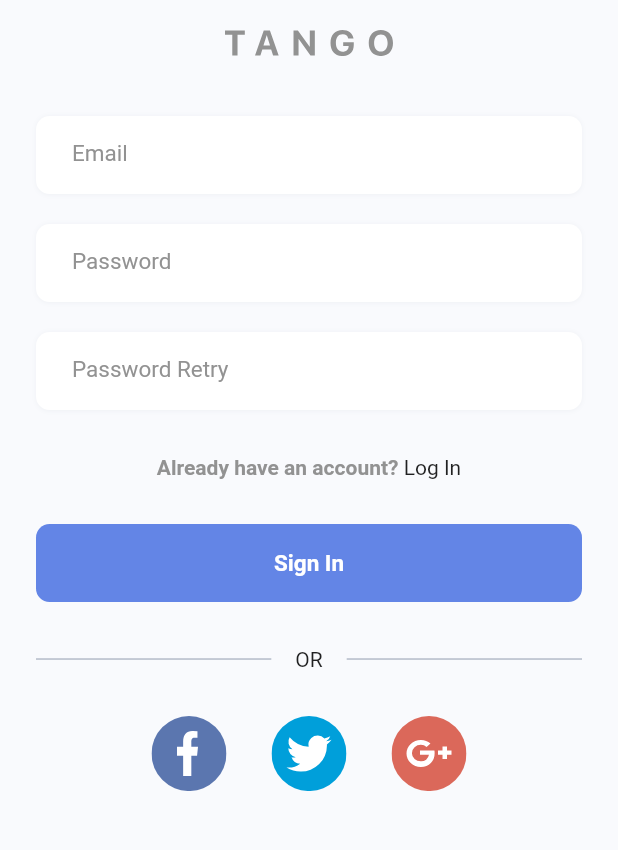
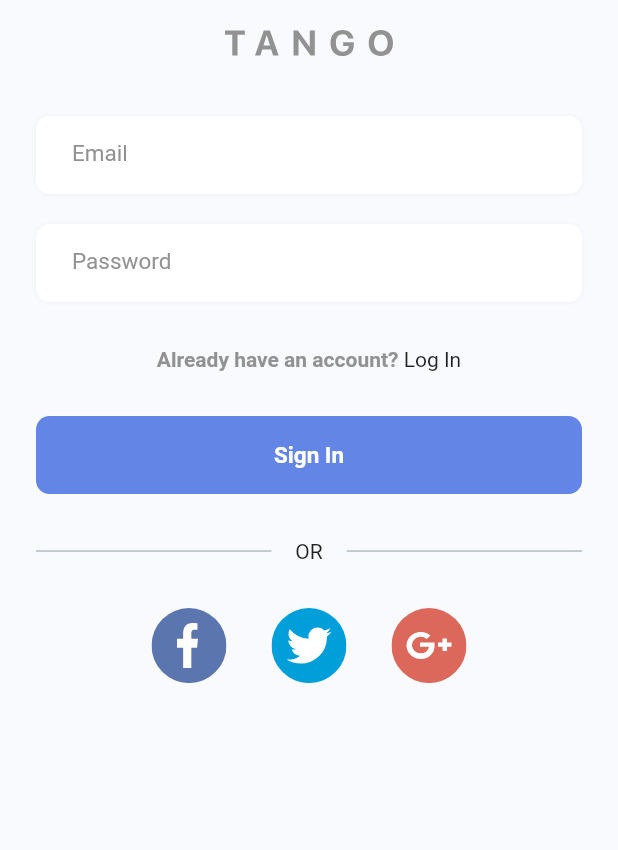
Before and after one commit to luoqiao6/flutter_bloc, a Flutter app: the screen it shows after launch, on a phone screen of 412 x 824 dp, the part 300-1150 px from its top. Run offline on Flutter 3.47's test engine with Material 2 defaults, Android fonts, the phone set to English and light mode, and no system bars; our stand-ins replace flutter_svg, rxdart; Roboto replaces fonts that are missing (SF-Pro-Display-Medium, SF-Pro-Display-Regular, SF-Pro-Display-SemiBold); project files that could hold a hidden picture were left out.

Commit message:
增加 登录页

```diff
--- a/lib/main.dart
+++ b/lib/main.dart
@@ -2,6 +2,7 @@ import 'package:flutter/material.dart';
 import 'package:tango/pages/light/boarding_page.dart';
 import 'package:tango/pages/light/init_page.dart';
 import 'package:tango/pages/light/register_page.dart';
+import 'package:tango/pages/light/login_page.dart';
 
 void main() => runApp(TangoApp());
 
@@ -15,9 +16,11 @@ class TangoApp extends StatelessWidget {
 
         primarySwatch: Colors.blue,
       ),
-      home: RegisterPage(),//BoardingPage(),//InitPage(),//,
+      home: LoginPage(),//BoardingPage(),//InitPage(),//,
       routes: {
         '/init_page': (BuildContext context) => InitPage(),
+        '/register_page': (BuildContext context) => RegisterPage(),
+        '/login_page': (BuildContext context) => LoginPage(),
 
       },
     );
--- /dev/null
+++ b/lib/pages/light/login_page.dart
@@ -0,0 +1,298 @@
+import 'package:flutter/material.dart';
+import 'package:flutter_svg/flutter_svg.dart';
+import 'package:tango/utils/colors.dart';
+import 'package:tango/utils/textStyles.dart';
+
+class LoginPage extends StatefulWidget {
+
+  @override
+  State<StatefulWidget> createState() {
+    return _LoginPageState();
+  }
+}
+
+
+class _LoginPageState extends State<LoginPage> {
+
+  @override
+  Widget build(BuildContext context) {
+
+    return Scaffold(
+      backgroundColor: TangoColors.white253,
+      body: Padding(
+        padding: EdgeInsets.only(left: 24, right: 24),
+        child: CustomScrollView(
+          //crossAxisAlignment: CrossAxisAlignment.center,
+          //mainAxisAlignment: MainAxisAlignment.center,
+          slivers: <Widget>[
+
+            SliverList(
+              delegate: SliverChildListDelegate([
+
+                Padding(
+                  padding: EdgeInsets.only(top: 80),
+                ),
+
+                Container(
+                  //width: 120,
+                  height: 120,
+                  child: SvgPicture.asset(
+                    'res/images/logo_circle_light.svg',
+                    //width: 296,
+                    //height: 33.6,
+                  ),
+                ),
+
+                Padding(
+                  padding: EdgeInsets.only(top: 20),
+                ),
+
+                /// Logo
+                Container(
+                  child: SvgPicture.asset(
+                    'res/images/tango_text.svg',
+                    color: TangoColors.black146,
+                    width: 112,
+                    //height: 33.6,
+                  ),
+                ),
+
+                Padding(
+                  padding: EdgeInsets.only(top: 40),
+                ),
+
+                /// Email
+                Container(
+                  height: 52,
+                  decoration: BoxDecoration(
+                      borderRadius: BorderRadius.all(
+                        Radius.circular(9),
+                      ),
+                      color: TangoColors.white,
+                      boxShadow: [
+                        BoxShadow(
+                          color: TangoColors.white245,
+                          offset: Offset.zero,
+                          blurRadius: 2,
+                          spreadRadius: 0,
+                        )
+                      ]
+
+                  ),
+                  child: TextField(
+                    scrollPadding: EdgeInsets.all(0.0),
+                    controller: TextEditingController(),
+                    style: TangoTextStyles.SFProDisplayRegular15Black146,
+                    decoration: InputDecoration(
+                      hintText: 'Email',
+                      hintStyle: TangoTextStyles.SFProDisplayRegular15Black146,
+                      border: InputBorder.none,
+                      contentPadding: EdgeInsets.only(top: 18,bottom: 18, left: 24),
+
+//                  border: OutlineInputBorder(
+//                      borderRadius: BorderRadius.all(
+//                        Radius.circular(9),
+//                      ),
+//                      borderSide: BorderSide(
+//                        color: TangoColors.red179,
+//                        width: 1,
+//                      )
+//                  ),
+
+                    ),
+
+
+
+                  ),
+                ),
+
+                Padding(
+                  padding: EdgeInsets.only(top: 20),
+                ),
+
+
+                /// Password
+                Container(
+                  height: 52,
+                  decoration: BoxDecoration(
+                      borderRadius: BorderRadius.all(
+                        Radius.circular(9),
+                      ),
+                      color: TangoColors.white,
+                      boxShadow: [
+                        BoxShadow(
+                          color: TangoColors.white245,
+                          offset: Offset.zero,
+                          blurRadius: 2,
+                          spreadRadius: 0,
+                        )
+                      ]
+
+                  ),
+                  child: TextField(
+                    scrollPadding: EdgeInsets.all(0.0),
+                    controller: TextEditingController(),
+                    style: TangoTextStyles.SFProDisplayRegular15Black146,
+                    decoration: InputDecoration(
+                      hintText: 'Password',
+                      hintStyle: TangoTextStyles.SFProDisplayRegular15Black146,
+                      border: InputBorder.none,
+                      contentPadding: EdgeInsets.only(top: 18,bottom: 18, left: 24),
+
+//                  border: OutlineInputBorder(
+//                      borderRadius: BorderRadius.all(
+//                        Radius.circular(9),
+//                      ),
+//                      borderSide: BorderSide(
+//                        color: TangoColors.red179,
+//                        width: 1,
+//                      )
+//                  ),
+
+                    ),
+
+
+
+                  ),
+                ),
+
+
+                Padding(
+                  padding: EdgeInsets.only(top: 30),
+                ),
+
+
+                /// text
+                Row(
+                  mainAxisAlignment: MainAxisAlignment.center,
+                  children: <Widget>[
+                    Container(
+                      child: Text('Already have an account?', style: TangoTextStyles.SFProDisplayMedium14Black146,),
+                    ),
+
+                    Container(
+                      child: Text(' Log In'),
+                    ),
+                  ],
+                ),
+
+                Padding(
+                  padding: EdgeInsets.only(top: 30),
+                ),
+
+                /// Sign In bottom
+                Container(
+                  height: 52,
+                  alignment: Alignment.center,
+                  decoration: BoxDecoration(
+                    color: TangoColors.blue230,
+                    borderRadius: BorderRadius.all(
+                      Radius.circular(9),
+                    ),
+                  ),
+                  child: Text('Sign In', style: TangoTextStyles.SFProDisplaySemiBold15White,),
+                ),
+
+                Padding(
+                  padding: EdgeInsets.only(top: 30),
+                ),
+
+                /// OR
+                Row(
+                  children: <Widget>[
+
+                    Expanded(
+                      child: Container(
+                        height: 1,
+                        decoration: BoxDecoration(
+                          color: TangoColors.blue201,
+//                        border: Border(
+//                          bottom: BorderSide(
+//                            color:
+//                          ),
+//                        ),
+                        ),
+                      ),
+                    ),
+
+                    Container(
+                      padding: EdgeInsets.only(left: 16, right: 16),
+                      child: Text('OR'),
+                    ),
+
+                    Expanded(
+                      child: Container(
+                        height: 1,
+                        decoration: BoxDecoration(
+                          color: TangoColors.blue201,
+                        ),
+                      ),
+                    ),
+
+
+                  ],
+                ),
+
+                Padding(
+                  padding: EdgeInsets.only(top: 30),
+                ),
+
+                /// third login
+                Row(
+                  mainAxisAlignment: MainAxisAlignment.center,
+                  children: <Widget>[
+                    Container(
+                      width: 50,
+                      height: 50,
+                      child: SvgPicture.asset(
+                        'res/images/facebook.svg',
+                        //color: TangoColors.black146,
+                      ),
+                    ),
+
+                    Padding(
+                      padding: EdgeInsets.only(left: 30),
+                    ),
+
+                    Container(
+                      width: 50,
+                      height: 50,
+                      child: SvgPicture.asset(
+                        'res/images/twitter.svg',
+                        //color: TangoColors.black146,
+                      ),
+                    ),
+
+                    Padding(
+                      padding: EdgeInsets.only(left: 30),
+                    ),
+
+                    Container(
+                      width: 50,
+                      height: 50,
+                      child: SvgPicture.asset(
+                        'res/images/google.svg',
+                        //color: TangoColors.black146,
+                      ),
+                    ),
+
+                  ],
+                ),
+
+
+                Padding(
+                  padding: EdgeInsets.only(left: 30),
+                ),
+
+
+
+              ]),
+            ),
+
+
+          ],
+        ),
+      ),
+    );
+  }
+}
```
